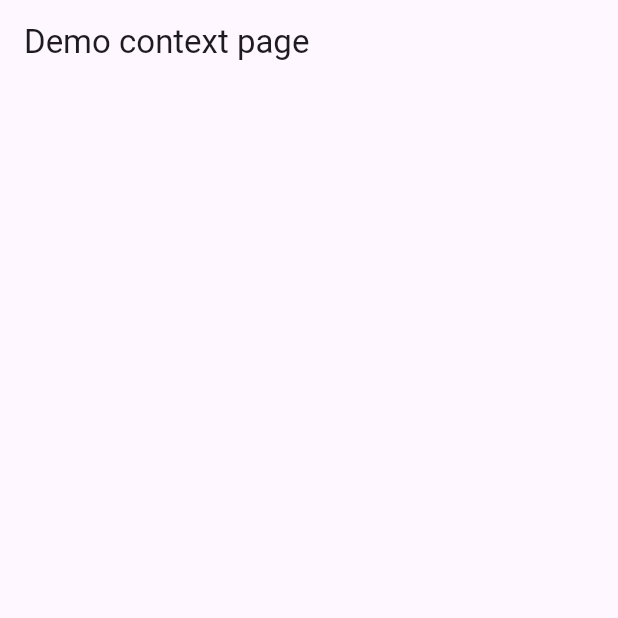
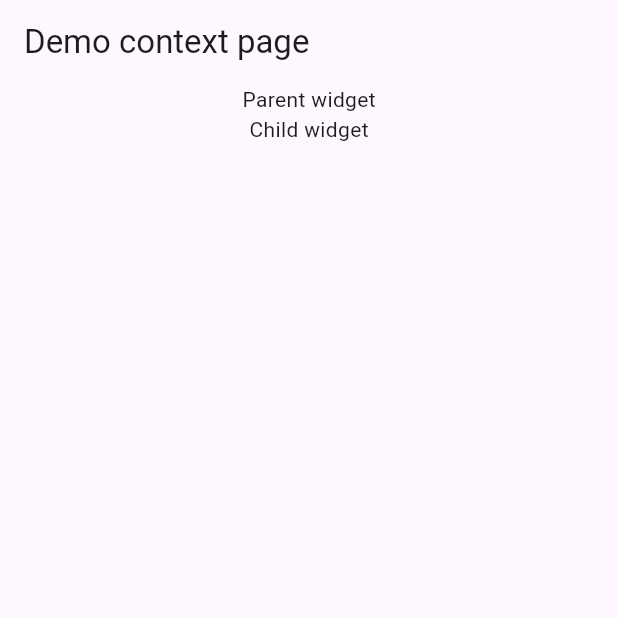
Before and after one commit to phamtanphat/flutter_inherited_widget16032024, a Flutter app: the screen it shows after launch, on a phone screen of 412 x 824 dp, the top half of it. Run offline on Flutter 3.47's test engine with Material 3 defaults, Android fonts, the phone set to English and light mode, and no system bars.

Commit message:
setup widget

```diff
--- a/lib/demo_context_page.dart
+++ b/lib/demo_context_page.dart
@@ -14,7 +14,48 @@ class _DemoContextPageState extends State<DemoContextPage> {
       appBar: AppBar(
         title: Text("Demo context page"),
       ),
-      body: Container(),
+      body: Container(
+        child: Center(
+          child: ParentWidget(
+            child: ChildWidget(),
+          ),
+        ),
+      ),
     );
   }
 }
+
+
+class ParentWidget extends StatefulWidget {
+  Widget child;
+
+  ParentWidget({required this.child});
+
+  @override
+  State<ParentWidget> createState() => _ParentWidgetState();
+}
+
+class _ParentWidgetState extends State<ParentWidget> {
+  @override
+  Widget build(BuildContext context) {
+    return Container(
+      child: Column(
+        children: [
+          Text("Parent widget"),
+          widget.child
+        ],
+      ),
+    );
+  }
+}
+
+class ChildWidget extends StatelessWidget {
+  const ChildWidget({super.key});
+
+  @override
+  Widget build(BuildContext context) {
+    return Container(
+      child: Text("Child widget"),
+    );
+  }
+}
```
